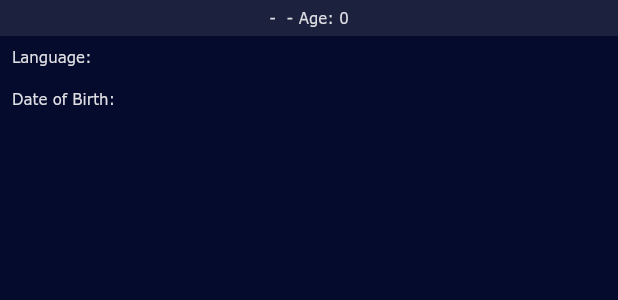
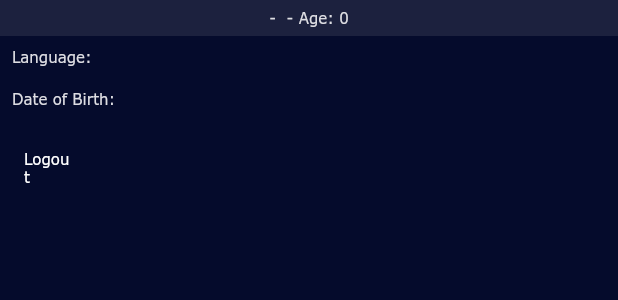
Before and after one commit to Team-Crushing-It/critical_care, a Flutter app: the _PatientProfileSuccessView widget shown alone on an empty page, opened directly with empty values, on a phone screen of 412 x 824 dp. Shown: the top 300 px of the screen. Run offline on Flutter 3.47's test engine with Material 2 defaults, Android fonts, the light colour scheme and no system bars; our stand-ins replace bloc, equatable, firebase_auth, flutter_bloc, font_awesome_flutter, formz and 1 more; missing offline and left inert: pedantic; accounts and stored records are empty; network calls fail.

Commit message:
Log out button added

```diff
--- a/lib/patient/patient_profile/view/patient_profile_view.dart
+++ b/lib/patient/patient_profile/view/patient_profile_view.dart
@@ -1,6 +1,8 @@
 import 'package:criticalcare/patient/patient.dart';
 import 'package:flutter/material.dart';
 import 'package:flutter_bloc/flutter_bloc.dart';
+import 'package:criticalcare/authentication/authentication.dart';
+import 'package:criticalcare/home/home.dart';
 
 class PatientProfileView extends StatelessWidget {
   @override
@@ -74,6 +76,21 @@ class _PatientProfileSuccessView extends StatelessWidget {
             ],
           ),
         ),
+        Padding(
+          padding: const EdgeInsets.all(8.0),
+          child: Row(
+            children: [
+              IconButton(
+                key: const Key('homePage_logout_iconButton'),
+                icon:
+                    const Text("Logout", style: TextStyle(color: Colors.white)),
+                onPressed: () => context
+                    .bloc<AuthenticationBloc>()
+                    .add(AuthenticationLogoutRequested()),
+              )
+            ],
+          ),
+        )
       ],
     );
   }
```
